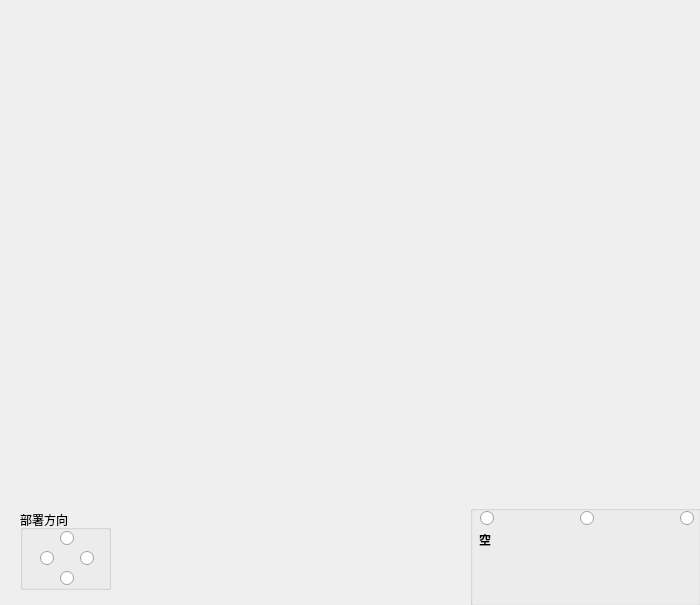
This is map.ui in Heart-tide/proj-arknights as Qt 5 draws it before an edit. The edited form follows.
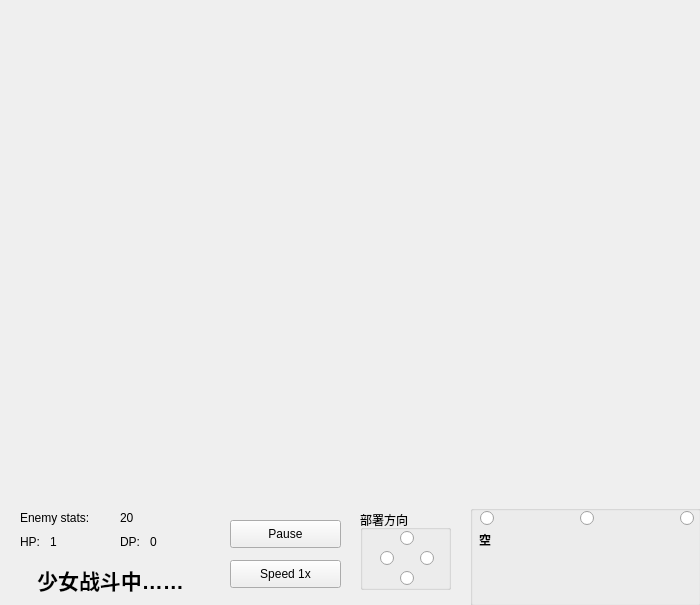
This is the edited form. Icons and pictures are not drawn.

What changed in the file:
```diff
--- a/map.ui
+++ b/map.ui
@@ -113,7 +113,7 @@
   <widget class="QGroupBox" name="groupBox_2">
    <property name="geometry">
     <rect>
-     <x>20</x>
+     <x>360</x>
      <y>510</y>
      <width>91</width>
      <height>80</height>
@@ -175,6 +175,129 @@
     </property>
    </widget>
   </widget>
+  <widget class="QLabel" name="label_state">
+   <property name="geometry">
+    <rect>
+     <x>10</x>
+     <y>560</y>
+     <width>201</width>
+     <height>41</height>
+    </rect>
+   </property>
+   <property name="text">
+    <string>&lt;html&gt;&lt;head/&gt;&lt;body&gt;&lt;p align=&quot;center&quot;&gt;&lt;span style=&quot; font-size:16pt; font-weight:600;&quot;&gt;少女战斗中……&lt;/span&gt;&lt;/p&gt;&lt;/body&gt;&lt;/html&gt;</string>
+   </property>
+  </widget>
+  <widget class="QPushButton" name="push_pause">
+   <property name="geometry">
+    <rect>
+     <x>230</x>
+     <y>520</y>
+     <width>111</width>
+     <height>28</height>
+    </rect>
+   </property>
+   <property name="text">
+    <string>Pause</string>
+   </property>
+   <property name="autoDefault">
+    <bool>false</bool>
+   </property>
+   <property name="flat">
+    <bool>false</bool>
+   </property>
+  </widget>
+  <widget class="QLabel" name="label_3">
+   <property name="geometry">
+    <rect>
+     <x>20</x>
+     <y>510</y>
+     <width>100</width>
+     <height>16</height>
+    </rect>
+   </property>
+   <property name="text">
+    <string>Enemy stats:</string>
+   </property>
+  </widget>
+  <widget class="QLabel" name="label_4">
+   <property name="geometry">
+    <rect>
+     <x>20</x>
+     <y>534</y>
+     <width>31</width>
+     <height>16</height>
+    </rect>
+   </property>
+   <property name="text">
+    <string>HP:</string>
+   </property>
+  </widget>
+  <widget class="QPushButton" name="push_speed">
+   <property name="geometry">
+    <rect>
+     <x>230</x>
+     <y>560</y>
+     <width>111</width>
+     <height>28</height>
+    </rect>
+   </property>
+   <property name="text">
+    <string>Speed 1x</string>
+   </property>
+  </widget>
+  <widget class="QLabel" name="label_5">
+   <property name="geometry">
+    <rect>
+     <x>120</x>
+     <y>534</y>
+     <width>31</width>
+     <height>16</height>
+    </rect>
+   </property>
+   <property name="text">
+    <string>DP:</string>
+   </property>
+  </widget>
+  <widget class="QLabel" name="label_enemy_stats">
+   <property name="geometry">
+    <rect>
+     <x>120</x>
+     <y>510</y>
+     <width>81</width>
+     <height>16</height>
+    </rect>
+   </property>
+   <property name="text">
+    <string>20</string>
+   </property>
+  </widget>
+  <widget class="QLabel" name="label_hp">
+   <property name="geometry">
+    <rect>
+     <x>50</x>
+     <y>534</y>
+     <width>61</width>
+     <height>16</height>
+    </rect>
+   </property>
+   <property name="text">
+    <string>1</string>
+   </property>
+  </widget>
+  <widget class="QLabel" name="label_dp">
+   <property name="geometry">
+    <rect>
+     <x>150</x>
+     <y>534</y>
+     <width>51</width>
+     <height>16</height>
+    </rect>
+   </property>
+   <property name="text">
+    <string>0</string>
+   </property>
+  </widget>
  </widget>
  <resources/>
  <connections/>
```
